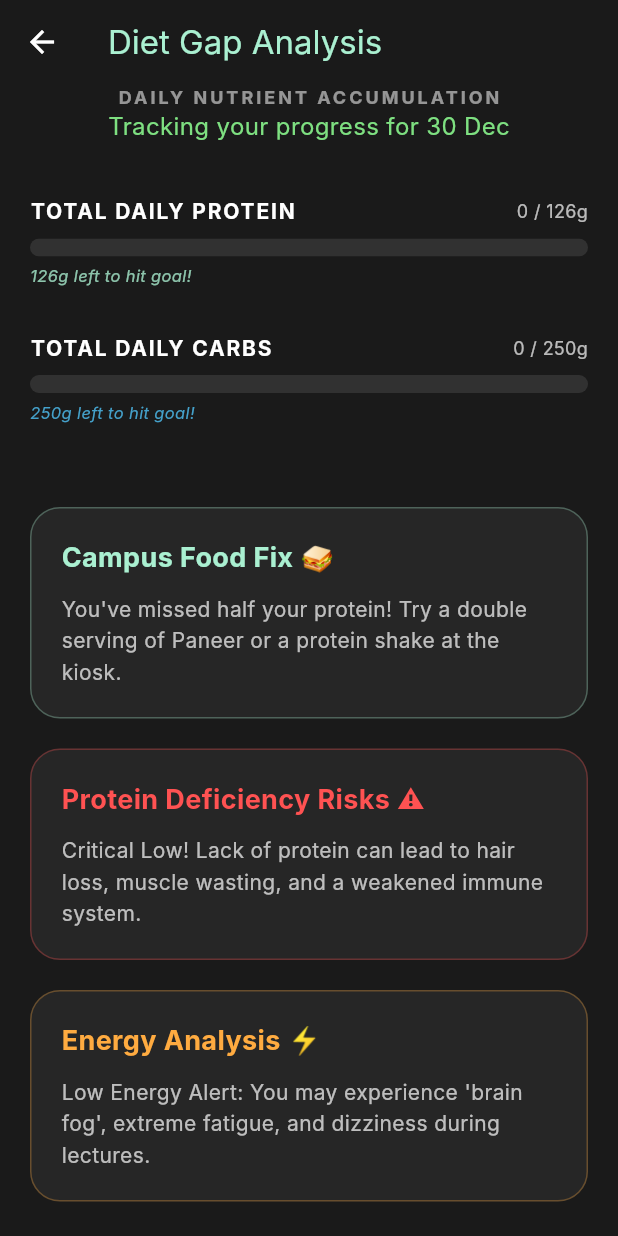
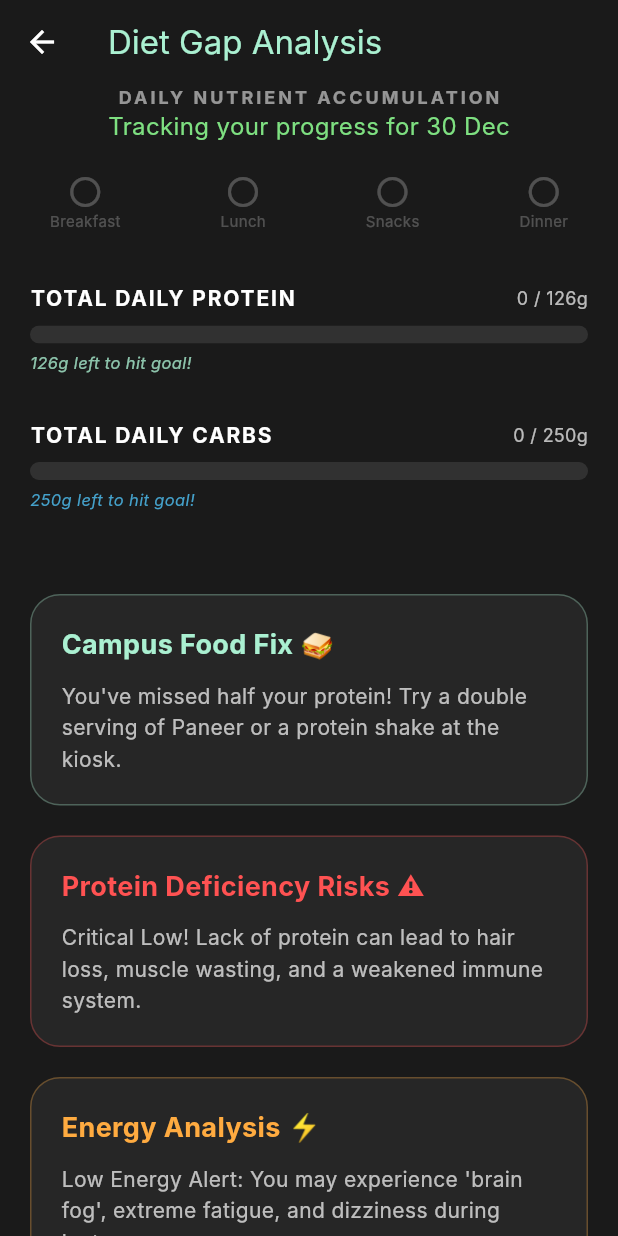
Before and after one commit to aryashi17/Nutrimate, a Flutter app: the HealthInsightsScreen screen opened directly, on a phone screen of 412 x 824 dp. Run offline on Flutter 3.47's test engine with Material 3 defaults, Android fonts, the light colour scheme and no system bars; our stand-ins replace cloud_firestore, firebase_auth, firebase_core, fl_chart; accounts and stored records are empty; Roboto replaces fonts that are missing (Inter).

Commit message:
changed diet gap

```diff
--- a/lib/features/hydration/health_insights_screen.dart
+++ b/lib/features/hydration/health_insights_screen.dart
@@ -38,7 +38,8 @@ class HealthInsightsScreen extends StatelessWidget {
       style: const TextStyle(color: Color(0xFF7EE081), fontSize: 16),
     ),
             const SizedBox(height: 20),
-
+            _buildMealChecklist(engine),
+    const SizedBox(height: 20),
 
 // Inside the Column, before the charts:
 if (emergencyMessage.isNotEmpty)
@@ -50,7 +51,7 @@ if (emergencyMessage.isNotEmpty)
             // PROTEIN CHART
             MacroBar(
               label: "TOTAL DAILY PROTEIN",
-              current: engine.currentProtein,
+              current: engine.totalProtein,
               goal: engine.proteinGoal,
               barColor: const Color(0xFFAAF0D1), // Mint Green
             ),
@@ -70,7 +71,7 @@ if (emergencyMessage.isNotEmpty)
             // DYNAMIC RECOMMENDATIONS
             _buildInfoCard(
               "Campus Food Fix 🥪",
-              engine.currentProtein < (engine.proteinGoal * 0.5)
+              engine.totalProtein < (engine.proteinGoal * 0.5)
                   ? "You've missed half your protein! Try a double serving of Paneer or a protein shake at the kiosk."
                   : "Great progress! Grab a handful of nuts to stay on track.",
               const Color(0xFFAAF0D1),
@@ -81,10 +82,10 @@ if (emergencyMessage.isNotEmpty)
 // PROTEIN RISK ALERT
 _buildInfoCard(
   "Protein Deficiency Risks ⚠️",
-  engine.currentProtein < (engine.proteinGoal * 0.4)
+  engine.totalProtein < (engine.proteinGoal * 0.4)
       ? "Critical Low! Lack of protein can lead to hair loss, muscle wasting, and a weakened immune system."
       : "Your protein intake is protecting your muscle mass and skin health. Keep it up!",
-  engine.currentProtein < (engine.proteinGoal * 0.4) ? Colors.redAccent : Colors.greenAccent,
+  engine.totalProtein < (engine.proteinGoal * 0.4) ? Colors.redAccent : Colors.greenAccent,
 ),
 
 // CARBS/ENERGY RISK ALERT
@@ -105,14 +106,13 @@ Widget _buildMealChecklist(CalculatorEngine engine) {
   return Row(
     mainAxisAlignment: MainAxisAlignment.spaceAround,
     children: [
-        _mealStatus("Breakfast", engine.currentProtein > 0),
-        _mealStatus("Lunch", engine.currentProtein > 30), // Example logic
-        _mealStatus("Snacks", false),
-        _mealStatus("Dinner", false),
+      _mealStatus("Breakfast", engine.breakfastProtein > 0),
+      _mealStatus("Lunch", engine.lunchProtein > 0),
+      _mealStatus("Snacks", engine.snackProtein > 0),
+      _mealStatus("Dinner", engine.dinnerProtein > 0),
     ],
   );
 }
-
   Widget _mealStatus(String label, bool isDone) {
     return Column(
       children: [
```
Lines whose indentation alone changed are shown as unchanged.
